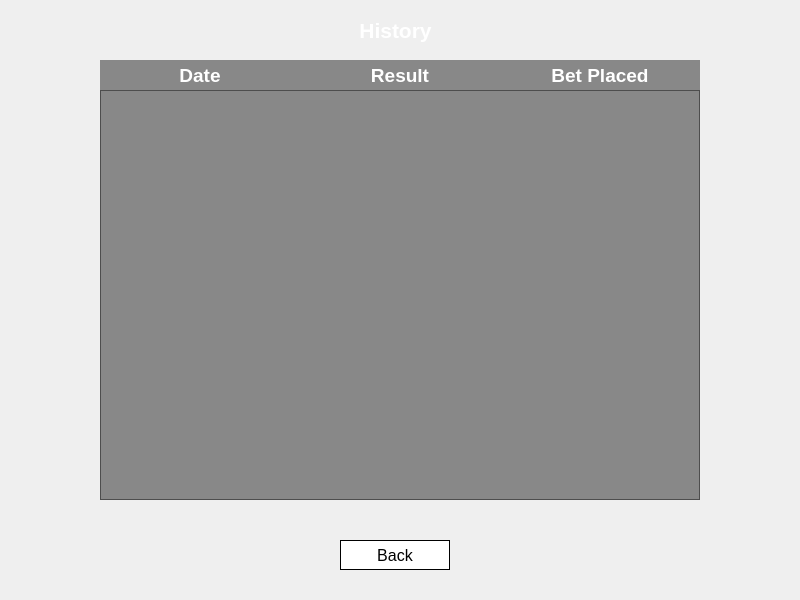
lehoangtran289/Blackjack, file blackjack-client/ui/history.ui: the form before one commit.
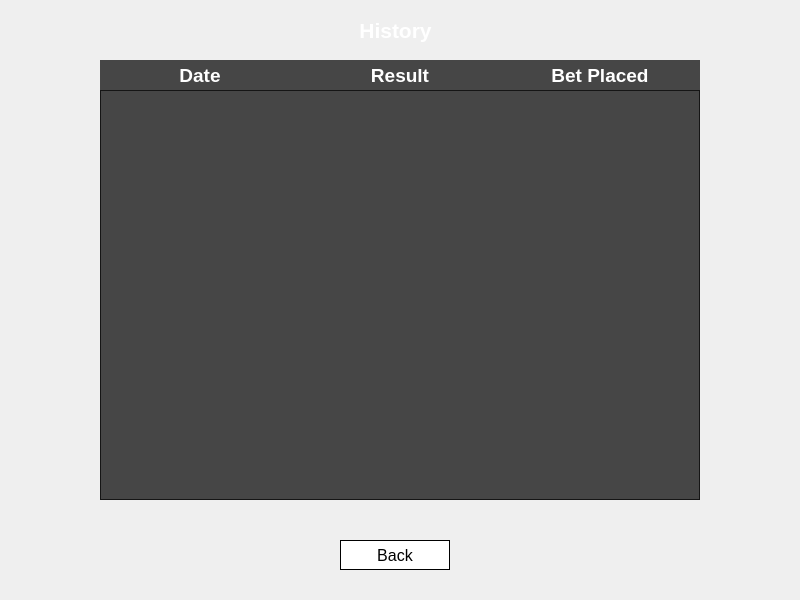
The form after the commit. Icons and pictures are not drawn.

```diff
--- a/blackjack-client/ui/history.ui
+++ b/blackjack-client/ui/history.ui
@@ -65,7 +65,7 @@
     </font>
    </property>
    <property name="styleSheet">
-    <string notr="true">color: rgb(255, 255, 255);background-color: rgba(0, 0, 0, 110);</string>
+    <string notr="true">color: rgb(255, 255, 255);background-color: rgba(0, 0, 0, 180);</string>
    </property>
    <property name="frameShadow">
     <enum>QFrame::Sunken</enum>
@@ -193,7 +193,7 @@
     </font>
    </property>
    <property name="styleSheet">
-    <string notr="true">color: rgb(255, 255, 255);background-color: rgba(0, 0, 0, 110);</string>
+    <string notr="true">color: rgb(255, 255, 255);background-color: rgba(0, 0, 0, 180);</string>
    </property>
    <property name="text">
     <string>Date</string>
@@ -226,7 +226,7 @@
     </font>
    </property>
    <property name="styleSheet">
-    <string notr="true">color: rgb(255, 255, 255);background-color: rgba(0, 0, 0, 110);</string>
+    <string notr="true">color: rgb(255, 255, 255);background-color: rgba(0, 0, 0, 180);</string>
    </property>
    <property name="text">
     <string>Bet Placed</string>
@@ -259,7 +259,7 @@
     </font>
    </property>
    <property name="styleSheet">
-    <string notr="true">color: rgb(255, 255, 255);background-color: rgba(0, 0, 0, 110);</string>
+    <string notr="true">color: rgb(255, 255, 255);background-color: rgba(0, 0, 0, 180);</string>
    </property>
    <property name="text">
     <string>Result</string>
```
